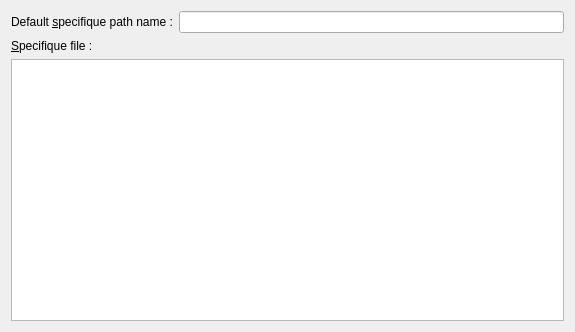
Old version of the form plugins/generix/config/customgenerix.ui in the repository phoenix741/xinx.
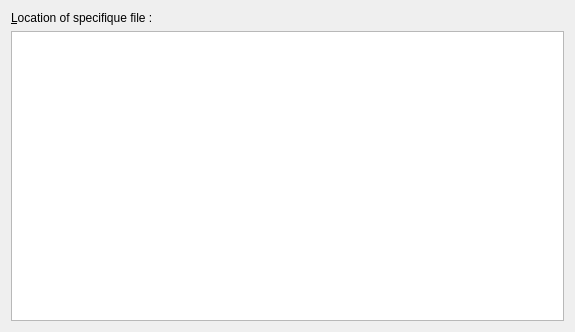
New version of the form.

Diff of the .ui file:
```diff
--- a/plugins/generix/config/customgenerix.ui
+++ b/plugins/generix/config/customgenerix.ui
@@ -14,39 +14,27 @@
    <string>Generix</string>
   </property>
   <layout class="QGridLayout" name="gridLayout">
-   <item row="0" column="0">
-    <widget class="QLabel" name="label_11">
-     <property name="text">
-      <string>Default &amp;specifique path name :</string>
-     </property>
-     <property name="buddy">
-      <cstring>m_lineEditDefaultProjectPathName</cstring>
-     </property>
-    </widget>
-   </item>
-   <item row="0" column="1">
-    <widget class="QLineEdit" name="m_lineEditDefaultProjectPathName">
-     <property name="whatsThis">
-      <string>&lt;p&gt;This is the path where derivated files are stored in derivated project mode.&lt;/p&gt;
-&lt;p&gt;&lt;i&gt;In &lt;b&gt;Generix&lt;/b&gt;, this is a sub-directory of langue/fra/nav/&lt;/i&gt;&lt;/p&gt;</string>
-     </property>
-    </widget>
-   </item>
-   <item row="1" column="0" colspan="2">
+   <item row="0" column="0" colspan="2">
     <widget class="QLabel" name="label_16">
      <property name="text">
-      <string>&amp;Specifique file :</string>
+      <string>&amp;Location of specifique file :</string>
      </property>
      <property name="buddy">
       <cstring>m_specifiqueTableView</cstring>
      </property>
     </widget>
    </item>
-   <item row="2" column="0" colspan="2">
+   <item row="1" column="0" colspan="2">
     <widget class="QTableView" name="m_specifiqueTableView">
      <property name="whatsThis">
       <string>For each type of files, you can choose a sub-directory of the default specifique path name (ie. &lt;i&gt;langue/fra/nav/projet/js&lt;/i&gt;). You can choose if the type of file can be Specifique or not. If not, the sub-directory is ignored.</string>
      </property>
+     <attribute name="horizontalHeaderStretchLastSection">
+      <bool>true</bool>
+     </attribute>
+     <attribute name="horizontalHeaderStretchLastSection">
+      <bool>true</bool>
+     </attribute>
     </widget>
    </item>
   </layout>
```
